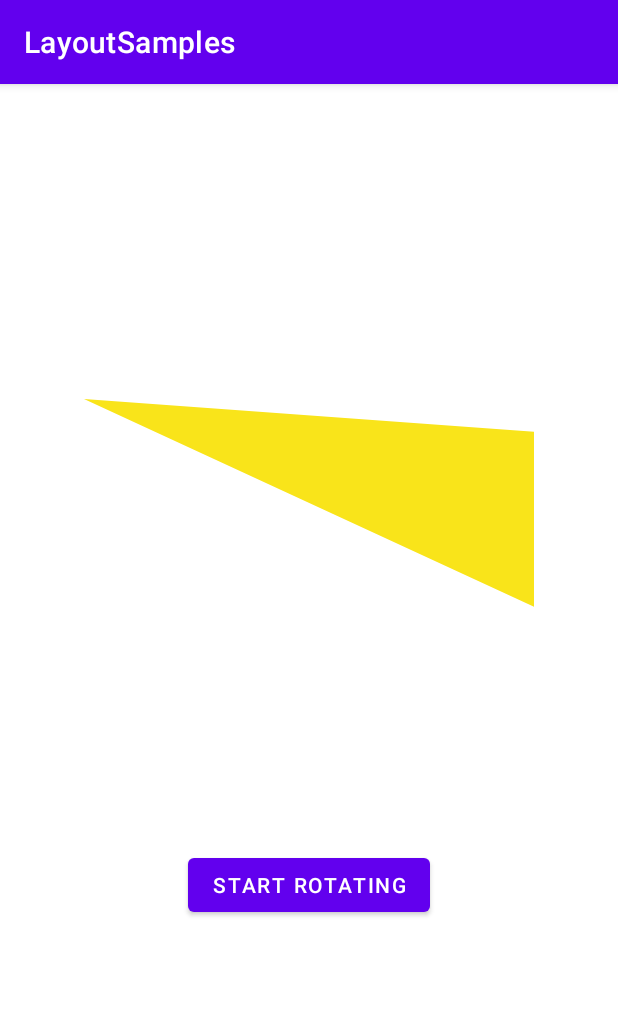
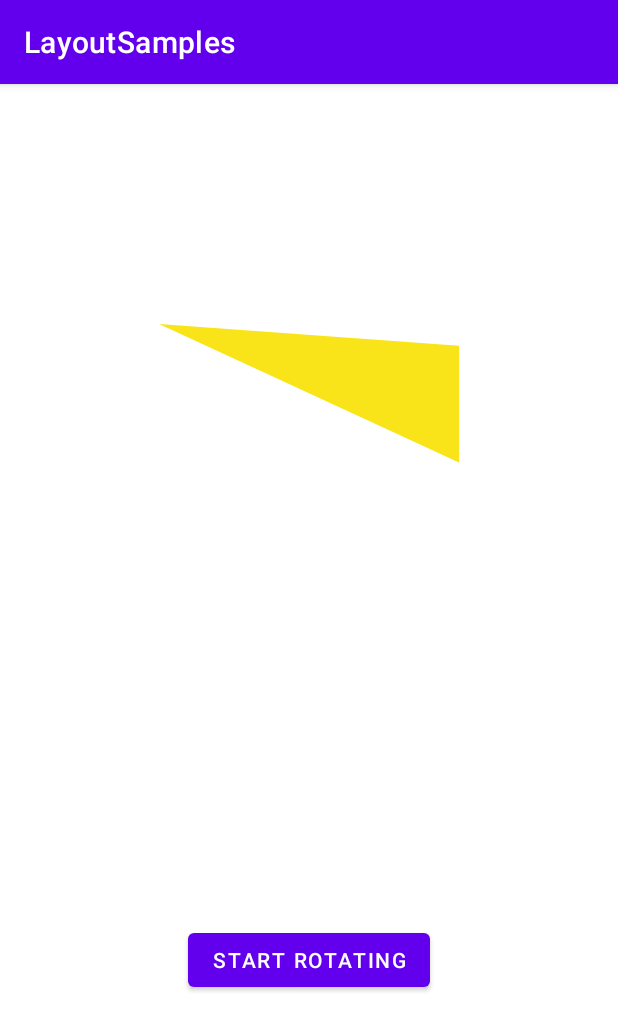
Before and after one commit to AnastasiaDro/coordinatorLayoutSample, an Android app: the screen it shows after launch (MainActivity), on a phone screen of 412 x 824 dp. Shown: the top 1031 px of the screen. Run offline under Robolectric (Android 15) with nearby library versions, the phone set to English and light mode, and no system bars.

Commit message:
вынесла в ресурсы параметры скорости и прочего

```diff
--- a/app/src/main/java/com/example/layoutsamples/TriangleView.kt
+++ b/app/src/main/java/com/example/layoutsamples/TriangleView.kt
@@ -16,10 +16,10 @@ class TriangleView(context: Context, attrs: AttributeSet) : View(context, attrs
     private var mSpeed = 0
     private var mColor = 0
     private var isAnimat = true
-    private var canvas = Canvas()
     private var path = Path()
-    private var triangleWidth = 400
+    private var triangleWidth = 0
     private var trianglePaint = Paint()
+    private var size = 0
     private val mAimation = AnimationUtils.loadAnimation(context, R.anim.rotating)
 
 
@@ -33,6 +33,7 @@ class TriangleView(context: Context, attrs: AttributeSet) : View(context, attrs
                 mColor = getColor(R.styleable.TriangleView_color, 0)
                 mSpeed = getInteger(R.styleable.TriangleView_speed, 100)
                 isAnimat = getBoolean(R.styleable.TriangleView_isAnimated, true)
+                triangleWidth = getInteger(R.styleable.TriangleView_triangleSize, 200)
                 trianglePaint.color = mColor
             } finally {
                 recycle()
--- a/app/src/main/res/anim/rotating.xml
+++ b/app/src/main/res/anim/rotating.xml
@@ -11,5 +11,4 @@
         android:toDegrees="360"
         android:repeatCount="infinite"
         android:repeatMode="restart" />
-
 </set>
--- a/app/src/main/res/layout/custom_view_activity.xml
+++ b/app/src/main/res/layout/custom_view_activity.xml
@@ -9,13 +9,16 @@
     <com.example.layoutsamples.TriangleView
         android:id="@+id/triangle"
         android:layout_gravity="center"
-        android:layout_width="300dp"
-        android:layout_height="300dp"
+        android:layout_width="200dp"
+        android:layout_height="100dp"
+        custom:speed="@integer/high_speed"
+        custom:triangleSize="@integer/big_size"
         custom:color="@color/yellow"
         custom:isAnimated="true"
         />
 
     <Button
+        android:layout_marginTop="300dp"
         android:id="@+id/startAnimateBtn"
         android:layout_width="wrap_content"
         android:layout_height="wrap_content"
--- a/app/src/main/res/values/attrs.xml
+++ b/app/src/main/res/values/attrs.xml
@@ -4,5 +4,6 @@
         <attr name="color" format="color" />
         <attr name="speed" format="integer" />
         <attr name="isAnimated" format="boolean" />
+        <attr name="triangleSize" format="integer"/>
     </declare-styleable>
 </resources>
--- a/app/src/main/res/values/dimens.xml
+++ b/app/src/main/res/values/dimens.xml
@@ -1,5 +1,5 @@
 <?xml version="1.0" encoding="utf-8"?>
 <resources>
     <dimen name="activity_horizontal_margin" />
-    <dimen name="middle_speed">100</dimen>
+
 </resources>
--- /dev/null
+++ b/app/src/main/res/values/integers.xml
@@ -0,0 +1,7 @@
+<?xml version="1.0" encoding="utf-8"?>
+<resources>
+    <integer name="low_speed">2000</integer>
+    <integer name="middle_speed">1000</integer>
+    <integer name="high_speed">200</integer>
+    <integer name="big_size">1000</integer>
+</resources>
```
